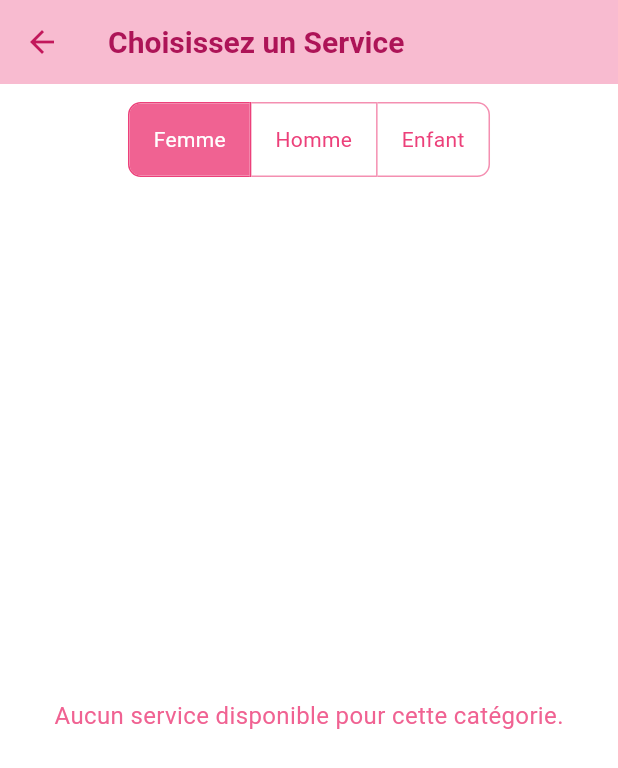
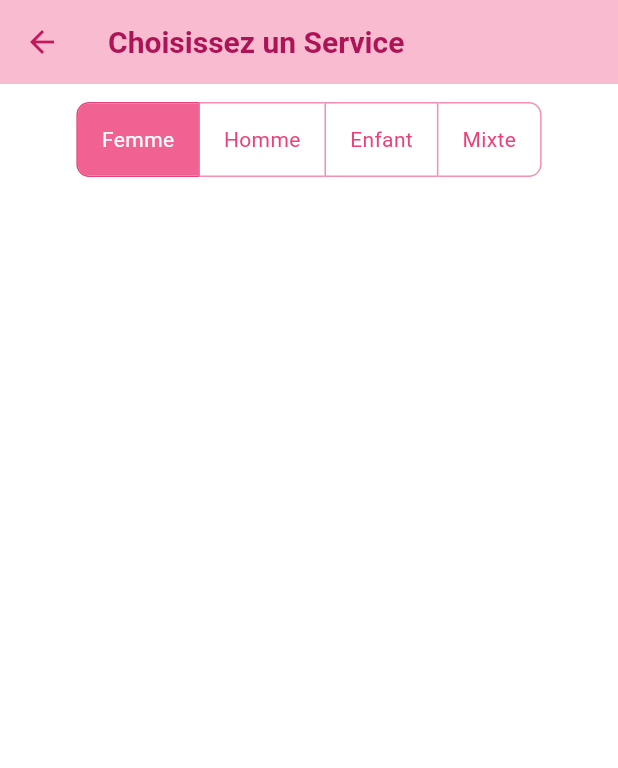
Before and after one commit to mckarot/applicationcoiffeur972, a Flutter app: the SelectServicePage screen opened directly with empty values, on a phone screen of 412 x 824 dp. Shown: the top 768 px of the screen. Run offline on Flutter 3.47's test engine with Material 3 defaults, Android fonts, the phone set to English and light mode, and no system bars; our stand-ins replace supabase_flutter, table_calendar, timezone; accounts and stored records are empty.

Commit message:
travailsurplanning3

```diff
--- a/lib/users_page/select_service_page.dart
+++ b/lib/users_page/select_service_page.dart
@@ -14,45 +14,6 @@ class _SelectServicePageState extends State<SelectServicePage> {
   ServiceCategory _selectedMainCategory =
       ServiceCategory.femme; // Catégorie par défaut
   String? _selectedSubCategoryName;
-
-  // Définition des sous-catégories avec icônes et couleurs
-  // Utilisé pour générer les cartes de sous-catégories
-  static const Map<ServiceCategory, List<SubCategoryDisplay>>
-      _subCategoryOptions = {
-    ServiceCategory.femme: [
-      SubCategoryDisplay(
-          name: 'Coupes & Coiffages',
-          icon: Icons.content_cut,
-          color: Color(0xFFEC407A)), // Pink
-      SubCategoryDisplay(
-          name: 'Techniques Couleur',
-          icon: Icons.brush,
-          color: Color(0xFFAB47BC)), // Purple
-      SubCategoryDisplay(
-          name: 'Soins Capillaires',
-          icon: Icons.spa,
-          color: Color(0xFF26A69A)), // Teal
-    ],
-    ServiceCategory.homme: [
-      SubCategoryDisplay(
-          name: 'Coupes', icon: Icons.cut, color: Color(0xFF42A5F5)), // Blue
-      SubCategoryDisplay(
-          name: 'Barbe & Rasage',
-          icon: Icons.face_retouching_natural,
-          color: Color(0xFF8D6E63)), // Brown
-      SubCategoryDisplay(
-          name: 'Soins Capillaires',
-          icon: Icons.spa,
-          color: Color(0xFF26A69A)), // Teal
-    ],
-    ServiceCategory.enfant: [
-      SubCategoryDisplay(
-          name: 'Coupes Enfant',
-          icon: Icons.child_friendly,
-          color: Color(0xFF66BB6A)), // Green
-    ],
-    // Mixte n'est pas une catégorie principale de sélection ici
-  };
 
   // Helper pour obtenir une couleur/icône basée sur le placeholder
   Widget _buildServiceImage(HaircutService service) {
@@ -93,9 +54,42 @@ class _SelectServicePageState extends State<SelectServicePage> {
     ServiceCategory.femme,
     ServiceCategory.homme,
     ServiceCategory.enfant,
+    ServiceCategory.mixte, // Ajouter Mixte ici
   ];
 
-  Widget _buildSubCategoryCard(SubCategoryDisplay subCategoryDisplay) {
+  // Fonctions pour générer des icônes et couleurs dynamiques pour les sous-catégories
+  IconData _getDynamicIconForSubCategory(String? name) {
+    final icons = [
+      Icons.style_outlined,
+      Icons.auto_fix_high_outlined,
+      Icons.content_cut_rounded,
+      Icons.brush_outlined,
+      Icons.spa_outlined,
+      Icons.face_retouching_natural_outlined,
+      Icons.waves_outlined,
+      Icons.color_lens_outlined,
+      Icons.category_outlined,
+    ];
+    if (name == null || name.isEmpty) return Icons.interests_outlined;
+    return icons[name.hashCode % icons.length];
+  }
+
+  Color _getDynamicColorForSubCategory(String? name, BuildContext context) {
+    final theme = Theme.of(context);
+    final colors = [
+      theme.colorScheme.primaryContainer,
+      theme.colorScheme.secondaryContainer,
+      theme.colorScheme.tertiaryContainer,
+      theme.colorScheme.surfaceVariant,
+    ];
+    if (name == null || name.isEmpty) return theme.colorScheme.surfaceBright;
+    return colors[name.hashCode % colors.length];
+  }
+
+  Widget _buildSubCategoryCard(String subCategoryName) {
+    final icon = _getDynamicIconForSubCategory(subCategoryName);
+    final color = _getDynamicColorForSubCategory(subCategoryName, context);
+
     return Card(
       elevation: 3,
       shape: RoundedRectangleBorder(borderRadius: BorderRadius.circular(12)),
@@ -103,7 +97,7 @@ class _SelectServicePageState extends State<SelectServicePage> {
       child: InkWell(
         onTap: () {
           setState(() {
-            _selectedSubCategoryName = subCategoryDisplay.name;
+            _selectedSubCategoryName = subCategoryName;
           });
         },
         child: Column(
@@ -112,15 +106,15 @@ class _SelectServicePageState extends State<SelectServicePage> {
           children: [
             Expanded(
               child: Container(
-                color: subCategoryDisplay.color.withOpacity(0.15),
-                child: Icon(subCategoryDisplay.icon,
-                    color: subCategoryDisplay.color, size: 50),
+                color: color.withOpacity(0.15), // Utiliser la couleur dynamique
+                child: Icon(icon,
+                    color: color, size: 50), // Utiliser l'icône dynamique
               ),
             ),
             Padding(
               padding: const EdgeInsets.all(10.0),
               child: Text(
-                subCategoryDisplay.name,
+                subCategoryName, // Afficher le nom de la sous-catégorie
                 textAlign: TextAlign.center,
                 style: TextStyle(
                   fontWeight: FontWeight.bold,
@@ -138,36 +132,23 @@ class _SelectServicePageState extends State<SelectServicePage> {
   }
 
   Widget _buildSubCategorySelection() {
-    final List<SubCategoryDisplay> currentSubCategories =
-        _subCategoryOptions[_selectedMainCategory] ?? [];
-
-    final List<SubCategoryDisplay> displayableSubCategories =
-        currentSubCategories.where((scd) {
-      // scd est un objet SubCategoryDisplay de vos options codées en dur.
-      // Nous voulons afficher cette carte de sous-catégorie (scd) SI
-      // il existe au moins un service dans widget.allServices qui correspond.
-      return widget.allServices.any((service) {
-        // Condition 1: Les noms des sous-catégories doivent correspondre (ignorer la casse et les espaces)
-        bool subCategoryNameMatch = service.subCategory.trim().toLowerCase() ==
-            scd.name.trim().toLowerCase();
-        if (!subCategoryNameMatch) return false;
-
-        // Condition 2: Compatibilité des catégories
-        // Si le nom de la sous-catégorie correspond, le service est pertinent si sa catégorie principale
-        // correspond à la catégorie principale sélectionnée OU si le service est de catégorie 'mixte'.
-        if (service.category == _selectedMainCategory ||
-            service.category == ServiceCategory.mixte) {
-          return true;
-        }
-        return false;
-      });
+    // 1. Filtrer les services pour la catégorie principale sélectionnée (ou mixte)
+    final relevantServices = widget.allServices.where((service) {
+      return service.category == _selectedMainCategory ||
+          service.category == ServiceCategory.mixte;
     }).toList();
 
-    if (displayableSubCategories.isEmpty) {
-      return Center(
-          child: Text('Aucun service disponible pour cette catégorie.',
-              style: TextStyle(color: Colors.pink[300], fontSize: 16)));
-    }
+    // 2. Extraire les noms de sous-catégories uniques de ces services
+    final Set<String> uniqueSubCategoryNames =
+        relevantServices.map((service) => service.subCategory.trim()).toSet();
+
+    // 3. Filtrer les sous-catégories vides si jamais il y en a
+    final List<String> displayableSubCategoryNames =
+        uniqueSubCategoryNames.where((name) => name.isNotEmpty).toList();
+
+    // Optionnel: trier les noms des sous-catégories
+    displayableSubCategoryNames
+        .sort((a, b) => a.toLowerCase().compareTo(b.toLowerCase()));
 
     return GridView.builder(
       padding: const EdgeInsets.all(12.0),
@@ -177,10 +158,10 @@ class _SelectServicePageState extends State<SelectServicePage> {
         mainAxisSpacing: 12.0,
         childAspectRatio: 0.9, // Ajustez pour la proportion des cartes
       ),
-      itemCount: displayableSubCategories.length,
+      itemCount: displayableSubCategoryNames.length,
       itemBuilder: (context, index) {
-        final subCategoryDisplay = displayableSubCategories[index];
-        return _buildSubCategoryCard(subCategoryDisplay);
+        final subCategoryName = displayableSubCategoryNames[index];
+        return _buildSubCategoryCard(subCategoryName);
       },
     );
   }
@@ -237,8 +218,8 @@ class _SelectServicePageState extends State<SelectServicePage> {
                   case ServiceCategory.enfant:
                     text = 'Enfant';
                     break;
-                  case ServiceCategory.mixte: // Ne devrait pas être ici
-                    text = '';
+                  case ServiceCategory.mixte:
+                    text = 'Mixte'; // Afficher "Mixte"
                 }
                 return Padding(
                     padding: const EdgeInsets.symmetric(horizontal: 16.0),
@@ -259,13 +240,16 @@ class _SelectServicePageState extends State<SelectServicePage> {
   Widget _buildServiceListForSubCategory() {
     final List<HaircutService> servicesToList =
         widget.allServices.where((service) {
-      if (service.subCategory != _selectedSubCategoryName) return false;
-      if (service.category == _selectedMainCategory) return true;
-      if (service.category == ServiceCategory.mixte) {
-        return _subCategoryOptions[_selectedMainCategory]
-                ?.any((scd) => scd.name == service.subCategory) ??
-            false;
-      }
+      // Comparaison insensible à la casse et aux espaces pour la sous-catégorie
+      bool subCategoryMatch = service.subCategory.trim().toLowerCase() ==
+          _selectedSubCategoryName?.trim().toLowerCase();
+
+      if (!subCategoryMatch) return false;
+
+      // Le service doit appartenir à la catégorie principale sélectionnée OU être mixte
+      bool categoryMatch = service.category == _selectedMainCategory ||
+          service.category == ServiceCategory.mixte;
+      return categoryMatch;
       return false;
     }).toList();
 
@@ -305,13 +289,3 @@ class _SelectServicePageState extends State<SelectServicePage> {
     );
   }
 }
-
-// Classe simple pour la structure des données d'affichage des sous-catégories
-class SubCategoryDisplay {
-  final String name;
-  final IconData icon;
-  final Color color;
-
-  const SubCategoryDisplay(
-      {required this.name, required this.icon, required this.color});
-}
```
Also changed, not shown: lib/admins_pages/add_haircut_service_page.dart (+10 -0 lines), lib/admins_pages/admin_home_page.dart (+15 -0 lines), lib/admins_pages/admin_manage_services_page.dart (added, +383 -0 lines).
